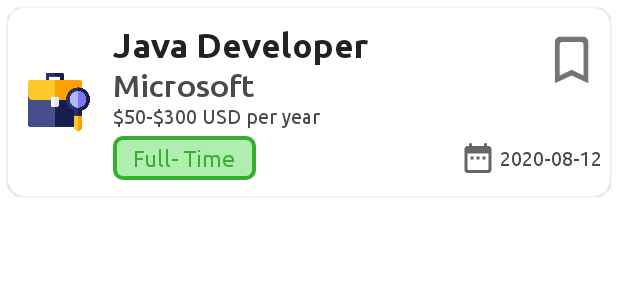
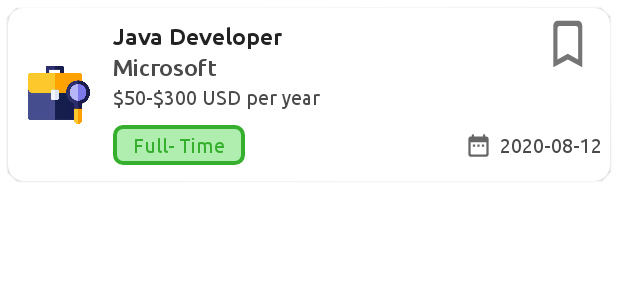
Before and after one commit to YashKr01/Dexter, an Android app: the layout item_job.xml on its own in the app's theme, with its tools: preview values and no code run, on a phone screen of 412 x 824 dp. Shown: the top 300 px of the screen. Run offline under Robolectric (Android 15) with nearby library versions, the phone set to English and light mode, and no system bars.

Commit message:
Modified item layout

```diff
--- a/app/src/main/java/com/example/dexter/adapters/JobAdapter.kt
+++ b/app/src/main/java/com/example/dexter/adapters/JobAdapter.kt
@@ -40,6 +40,7 @@ class JobAdapter(
                 textJobTitle.text = job.title
                 textJobCompanyName.text = job.companyName
                 textJobDate.text = job.date
+                itemJobSalary.text = job.salary
 
                 Glide.with(context)
                     .load(job.image)
--- a/app/src/main/res/drawable/ic_bookmark_filled.xml
+++ b/app/src/main/res/drawable/ic_bookmark_filled.xml
@@ -2,7 +2,7 @@
     android:width="@dimen/_32sdp"
     android:height="@dimen/_32sdp"
     android:tint="@color/colorBookmarkChecked"
-    android:viewportWidth="26"
+    android:viewportWidth="30"
     android:viewportHeight="24">
     <path
         android:fillColor="@color/colorBookmarkChecked"
--- a/app/src/main/res/drawable/ic_bookmark_hollow.xml
+++ b/app/src/main/res/drawable/ic_bookmark_hollow.xml
@@ -2,7 +2,7 @@
     android:width="@dimen/_32sdp"
     android:height="@dimen/_32sdp"
     android:tint="@color/lightIconColor"
-    android:viewportWidth="26"
+    android:viewportWidth="30"
     android:viewportHeight="24">
     <path
         android:fillColor="@color/lightIconColor"
--- a/app/src/main/res/drawable/ic_date.xml
+++ b/app/src/main/res/drawable/ic_date.xml
@@ -1,6 +1,6 @@
 <vector xmlns:android="http://schemas.android.com/apk/res/android"
-    android:width="24dp"
-    android:height="24dp"
+    android:width="18dp"
+    android:height="18dp"
     android:viewportWidth="24"
     android:viewportHeight="24"
     android:tint="?attr/colorControlNormal">
--- a/app/src/main/res/layout/item_job.xml
+++ b/app/src/main/res/layout/item_job.xml
@@ -28,10 +28,9 @@
             android:layout_width="0dp"
             android:layout_height="wrap_content"
             android:button="@drawable/bookmark_selector"
-            android:gravity="center_vertical|center_horizontal"
-            android:padding="0dp"
+            android:gravity="center"
             app:layout_constraintEnd_toEndOf="parent"
-            app:layout_constraintTop_toTopOf="@id/textJobTitle" />
+            app:layout_constraintTop_toTopOf="parent" />
 
         <TextView
             android:id="@+id/textJobTitle"
@@ -41,9 +40,10 @@
             android:layout_marginTop="@dimen/_8sdp"
             android:ellipsize="end"
             android:fontFamily="@font/ubuntu_bold"
+            android:includeFontPadding="false"
             android:maxLines="1"
             android:textColor="@color/lightPrimaryTextColor"
-            android:textSize="@dimen/_18ssp"
+            android:textSize="@dimen/_12ssp"
             app:layout_constraintEnd_toStartOf="@id/itemCheckBox"
             app:layout_constraintStart_toEndOf="@id/itemJobLogo"
             app:layout_constraintTop_toTopOf="parent"
@@ -53,9 +53,10 @@
             android:id="@+id/textJobCompanyName"
             android:layout_width="wrap_content"
             android:layout_height="wrap_content"
+            android:layout_marginTop="@dimen/_2sdp"
             android:fontFamily="@font/ubuntu_medium"
             android:textColor="@color/lightSecondaryTextColor"
-            android:textSize="@dimen/_16ssp"
+            android:textSize="@dimen/_12ssp"
             app:layout_constraintStart_toStartOf="@id/textJobTitle"
             app:layout_constraintTop_toBottomOf="@id/textJobTitle"
             tools:text="Microsoft" />
@@ -64,6 +65,7 @@
             android:id="@+id/itemJobSalary"
             android:layout_width="wrap_content"
             android:layout_height="wrap_content"
+            android:layout_marginTop="@dimen/_2sdp"
             android:fontFamily="@font/ubuntu_regular"
             android:textColor="@color/lightSecondaryTextColor"
             android:textSize="@dimen/_10ssp"
@@ -75,14 +77,14 @@
             android:id="@+id/textJobType"
             android:layout_width="wrap_content"
             android:layout_height="wrap_content"
-            android:layout_marginTop="@dimen/_4sdp"
+            android:layout_marginTop="@dimen/_8sdp"
             android:layout_marginBottom="@dimen/_8sdp"
             android:fontFamily="@font/ubuntu_regular"
             android:paddingStart="@dimen/_10sdp"
             android:paddingTop="@dimen/_4sdp"
             android:paddingEnd="@dimen/_10sdp"
             android:paddingBottom="@dimen/_4sdp"
-            android:textSize="@dimen/_12ssp"
+            android:textSize="@dimen/_10ssp"
             app:layout_constraintBottom_toBottomOf="parent"
             app:layout_constraintStart_toStartOf="@id/textJobTitle"
             app:layout_constraintTop_toBottomOf="@id/itemJobSalary"
@@ -96,9 +98,10 @@
             android:layout_width="wrap_content"
             android:layout_height="wrap_content"
             android:layout_marginEnd="@dimen/_4sdp"
-            android:drawablePadding="@dimen/_2sdp"
+            android:drawablePadding="@dimen/_4sdp"
             android:fontFamily="@font/ubuntu_regular"
             android:gravity="center_vertical"
+            android:maxLength="10"
             android:textColor="@color/lightSecondaryTextColor"
             android:textSize="@dimen/_10ssp"
             app:drawableStartCompat="@drawable/ic_date"
```
